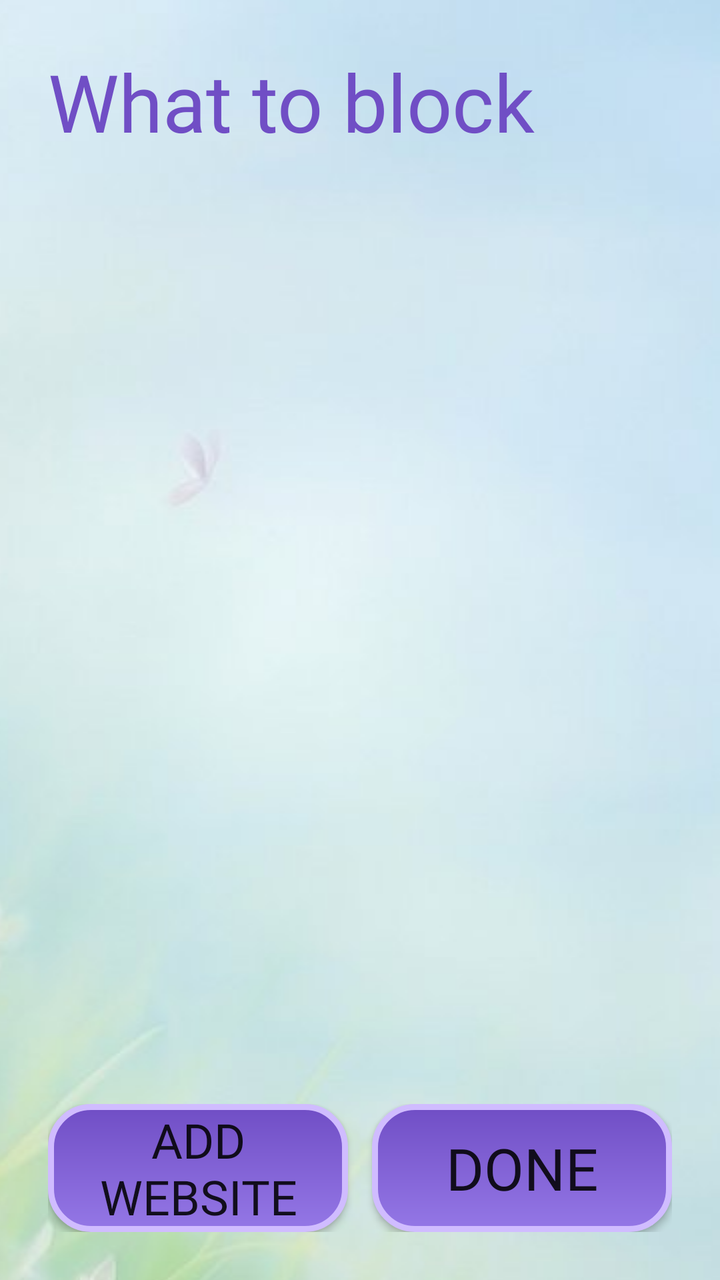
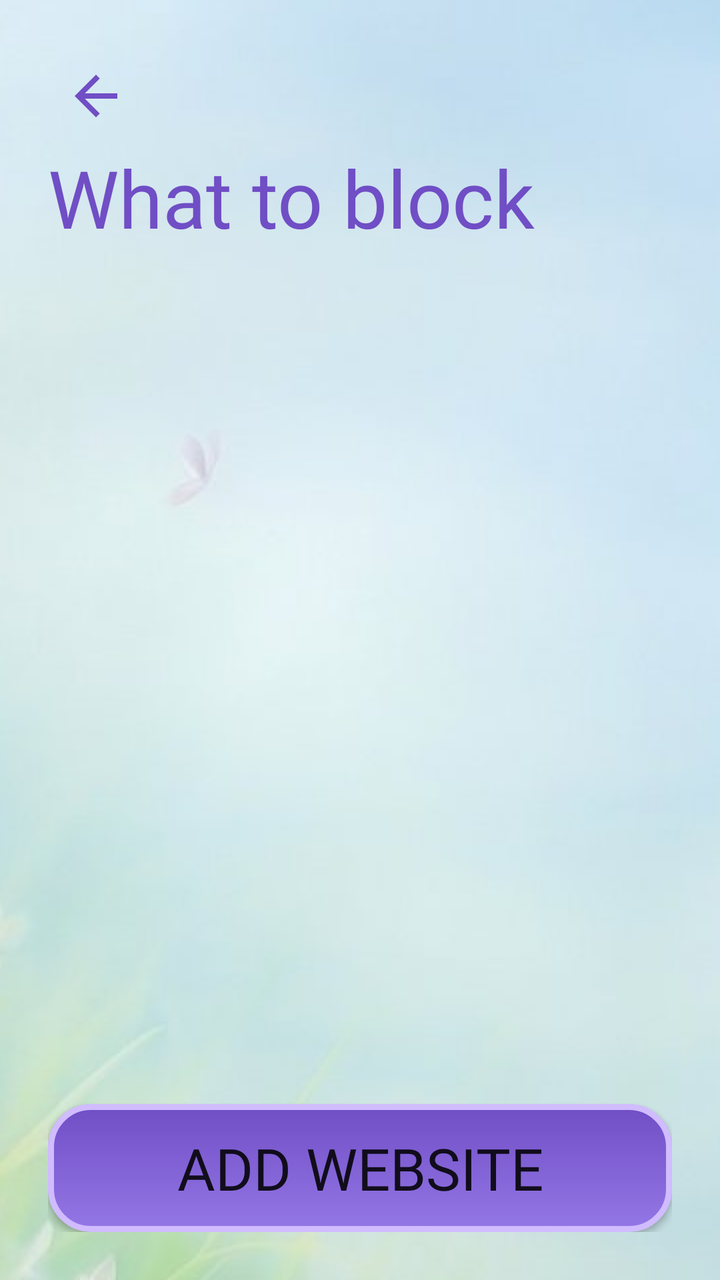

Two renders of the same Android screen: before a commit and after it. Below are the layout's source before the change and the commit's diff.
<!-- AndroidManifest.xml: application theme android:Theme.Material.Light.NoActionBar -->
<!-- res/layout/activity_app_picker.xml -->
<?xml version="1.0" encoding="utf-8"?>
<LinearLayout xmlns:android="http://schemas.android.com/apk/res/android"
    android:layout_width="match_parent"
    android:layout_height="match_parent"
    android:orientation="vertical"
    android:padding="24dp"
    android:background="@drawable/activity_background">

    <TextView
        android:layout_width="wrap_content"
        android:layout_height="wrap_content"
        android:fontFamily="@font/super_frog"
        android:text="What to block"
        android:textColor="@color/primary_dark"
        android:textSize="40sp" />

    <TextView
        android:id="@+id/tvCount"
        android:layout_width="match_parent"
        android:layout_height="wrap_content"
        android:paddingTop="8dp"
        android:paddingBottom="12dp"
        android:fontFamily="@font/super_frog"
        android:textSize="16sp" />

    
    <TextView
        android:id="@+id/tvLockNote"
        android:layout_width="match_parent"
        android:layout_height="wrap_content"
        android:paddingBottom="12dp"
        android:text="A session is running. You can add apps and websites to block. Anything already blocked stays blocked until it ends, except things you switch on during this visit, which you can still switch off until you leave this screen."
        android:textColor="@color/text_secondary"
        android:textSize="14sp"
        android:visibility="gone" />

    <FrameLayout
        android:layout_width="match_parent"
        android:layout_height="0dp"
        android:layout_weight="1">

        <ListView
            android:id="@+id/lvApps"
            android:layout_width="match_parent"
            android:layout_height="match_parent" />

        <TextView
            android:id="@+id/tvEmpty"
            android:layout_width="match_parent"
            android:layout_height="match_parent"
            android:gravity="center"
            android:fontFamily="@font/super_frog"
            android:text="No apps found"
            android:textSize="18sp"
            android:visibility="gone" />
    </FrameLayout>

    <LinearLayout
        android:layout_width="match_parent"
        android:layout_height="wrap_content"
        android:layout_marginTop="12dp"
        android:orientation="horizontal">

        <Button
            android:id="@+id/btnAddSite"
            style="@style/BaseButtonStyle"
            android:layout_width="0dp"
            android:layout_height="64dp"
            android:layout_weight="1"
            android:layout_marginEnd="6dp"
            android:text="Add website" />

        <Button
            android:id="@+id/btnDone"
            style="@style/BaseButtonStyle"
            android:layout_width="0dp"
            android:layout_height="64dp"
            android:layout_weight="1"
            android:layout_marginStart="6dp"
            android:text="Done" />
    </LinearLayout>
</LinearLayout>
<!-- resources referenced by this layout -->
<resources>
  <color name="primary_dark">#704EC5</color>
  <color name="text_secondary">#49454F</color>
  <!-- drawable activity_background (drawable) -->
  <?xml version="1.0" encoding="utf-8"?>
  <bitmap xmlns:android="http://schemas.android.com/apk/res/android"
      android:src="@drawable/background"
      android:gravity="center"
      android:tileMode="disabled" />
  <style name="BaseButtonStyle">
          <item name="android:layout_width">match_parent</item>
          <item name="android:layout_height">match_parent</item>
          <item name="android:background">@drawable/base_button_shape</item>
          <item name="android:fontFamily">@font/super_frog</item>
          <item name="android:gravity">center_vertical|center_horizontal</item>
  
          <item name="android:autoSizeTextType">uniform</item>
          <item name="android:autoSizeMinTextSize">14sp</item>
          <item name="android:autoSizeMaxTextSize">30sp</item>
          <item name="android:autoSizeStepGranularity">5sp</item>
      </style>
  <!-- drawable background: jpg bitmap (drawable, 65327 bytes) -->
  <!-- drawable base_button_shape (drawable) -->
  <shape xmlns:android="http://schemas.android.com/apk/res/android"
      android:shape="rectangle">
  
      <gradient
          android:angle="270"
          android:startColor="@color/primary_dark"
          android:endColor="@color/primary"
          android:type="linear" />
  
      <corners android:radius="20dp" />
  
      <stroke
          android:width="3dp"
          android:color="@color/accent" />
  
  </shape>
  <color name="primary">#9477E6</color>
  <color name="accent">#D0BCFF</color>
</resources>

<!-- the commit's change to res/layout/activity_app_picker.xml (unified diff, before → after) -->
@@ -5,6 +5,14 @@
     android:orientation="vertical"
     android:padding="24dp"
     android:background="@drawable/activity_background">
+
+    <ImageButton
+        android:id="@+id/btnBack"
+        android:layout_width="48dp"
+        android:layout_height="48dp"
+        android:background="?android:attr/selectableItemBackgroundBorderless"
+        android:contentDescription="Back"
+        android:src="@drawable/ic_back" />
 
     <TextView
         android:layout_width="wrap_content"
@@ -55,28 +63,10 @@
             android:visibility="gone" />
     </FrameLayout>
 
-    <LinearLayout
-        android:layout_width="match_parent"
-        android:layout_height="wrap_content"
+    <Button
+        android:id="@+id/btnAddSite"
+        style="@style/BaseButtonStyle"
+        android:layout_height="64dp"
         android:layout_marginTop="12dp"
-        android:orientation="horizontal">
-
-        <Button
-            android:id="@+id/btnAddSite"
-            style="@style/BaseButtonStyle"
-            android:layout_width="0dp"
-            android:layout_height="64dp"
-            android:layout_weight="1"
-            android:layout_marginEnd="6dp"
-            android:text="Add website" />
-
-        <Button
-            android:id="@+id/btnDone"
-            style="@style/BaseButtonStyle"
-            android:layout_width="0dp"
-            android:layout_height="64dp"
-            android:layout_weight="1"
-            android:layout_marginStart="6dp"
-            android:text="Done" />
-    </LinearLayout>
+        android:text="Add website" />
 </LinearLayout>
<!-- resource entries referenced after the edit -->
@@ -8,6 +8,17 @@
       android:src="@drawable/background"
       android:gravity="center"
       android:tileMode="disabled" />
+  <!-- drawable ic_back (drawable) -->
+  <vector xmlns:android="http://schemas.android.com/apk/res/android"
+      android:width="32dp"
+      android:height="32dp"
+      android:autoMirrored="true"
+      android:viewportWidth="24"
+      android:viewportHeight="24">
+      <path
+          android:fillColor="@color/primary_dark"
+          android:pathData="M20,11H7.83l5.59,-5.59L12,4l-8,8 8,8 1.41,-1.41L7.83,13H20v-2z" />
+  </vector>
   <style name="BaseButtonStyle">
           <item name="android:layout_width">match_parent</item>
           <item name="android:layout_height">match_parent</item>
